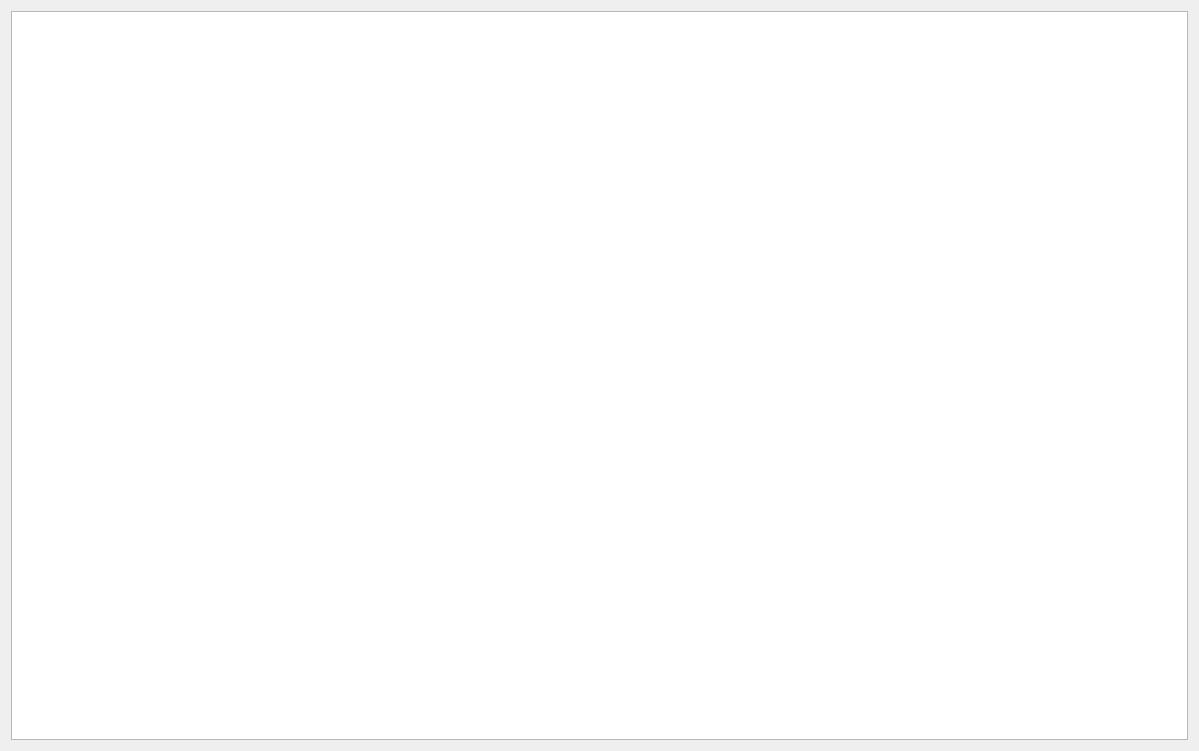
Before: the Qt Designer form mainwindow.ui in mihmax189/ui_tecnological, drawn with Qt 5.
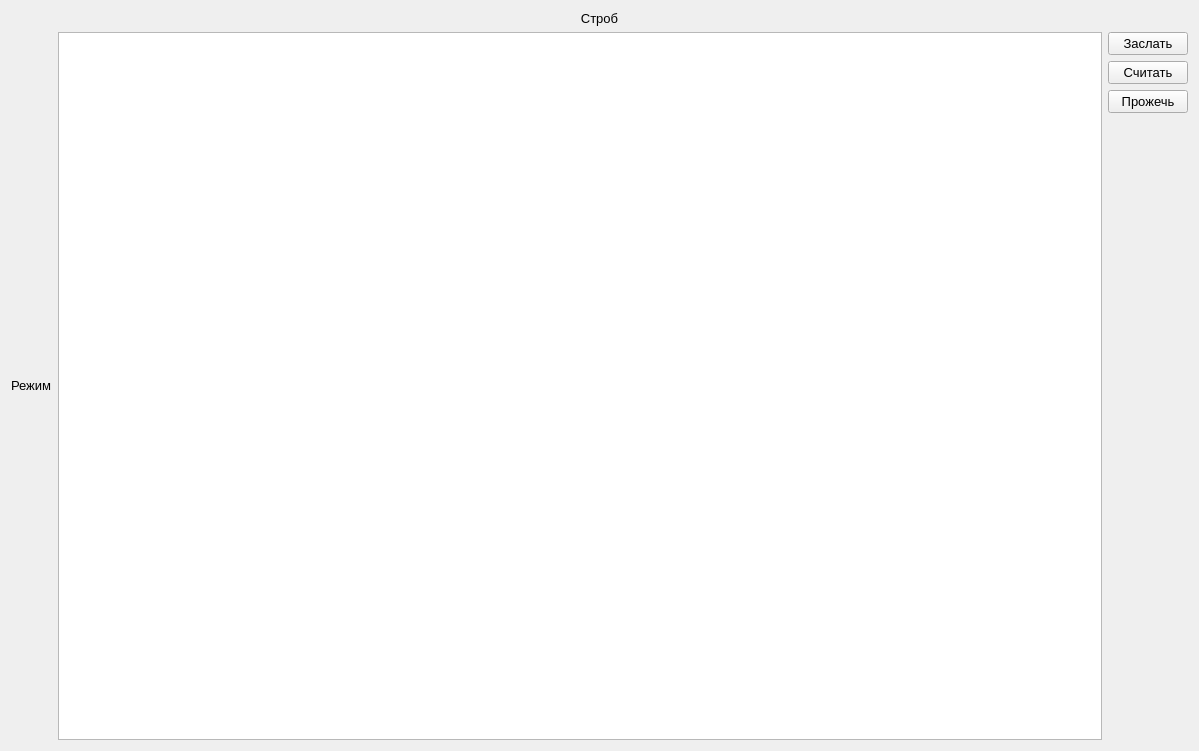
After: the same form once the commit is applied.

Commit message: На форму добавлены метки и кнопки

```diff
--- a/mainwindow.ui
+++ b/mainwindow.ui
@@ -18,10 +18,85 @@
   <property name="windowTitle">
    <string>Засылка расстановок</string>
   </property>
+  <property name="layoutDirection">
+   <enum>Qt::LeftToRight</enum>
+  </property>
   <widget class="QWidget" name="centralWidget">
    <layout class="QVBoxLayout" name="verticalLayout">
     <item>
-     <widget class="QTableView" name="strobeLengthTableView"/>
+     <widget class="QLabel" name="strobeLabel">
+      <property name="text">
+       <string>Строб</string>
+      </property>
+      <property name="alignment">
+       <set>Qt::AlignCenter</set>
+      </property>
+     </widget>
+    </item>
+    <item>
+     <layout class="QHBoxLayout" name="horizontalLayout">
+      <item>
+       <widget class="QLabel" name="regimeLabel">
+        <property name="sizePolicy">
+         <sizepolicy hsizetype="Maximum" vsizetype="Maximum">
+          <horstretch>0</horstretch>
+          <verstretch>0</verstretch>
+         </sizepolicy>
+        </property>
+        <property name="text">
+         <string>Режим</string>
+        </property>
+       </widget>
+      </item>
+      <item>
+       <widget class="QTableView" name="strobeLengthTableView">
+        <property name="sizePolicy">
+         <sizepolicy hsizetype="Expanding" vsizetype="Expanding">
+          <horstretch>0</horstretch>
+          <verstretch>0</verstretch>
+         </sizepolicy>
+        </property>
+       </widget>
+      </item>
+      <item>
+       <layout class="QVBoxLayout" name="verticalLayout_5">
+        <item>
+         <widget class="QPushButton" name="sendButton">
+          <property name="text">
+           <string>Заслать</string>
+          </property>
+         </widget>
+        </item>
+        <item>
+         <widget class="QPushButton" name="readButton">
+          <property name="text">
+           <string>Считать</string>
+          </property>
+         </widget>
+        </item>
+        <item>
+         <widget class="QPushButton" name="fireButton">
+          <property name="text">
+           <string>Прожечь</string>
+          </property>
+         </widget>
+        </item>
+        <item>
+         <spacer name="verticalSpacer">
+          <property name="orientation">
+           <enum>Qt::Vertical</enum>
+          </property>
+          <property name="sizeHint" stdset="0">
+           <size>
+            <width>20</width>
+            <height>40</height>
+           </size>
+          </property>
+         </spacer>
+        </item>
+       </layout>
+      </item>
+     </layout>
     </item>
    </layout>
   </widget>
```
Left out of the diff: 2 changed lines with no effect on the pictures.
